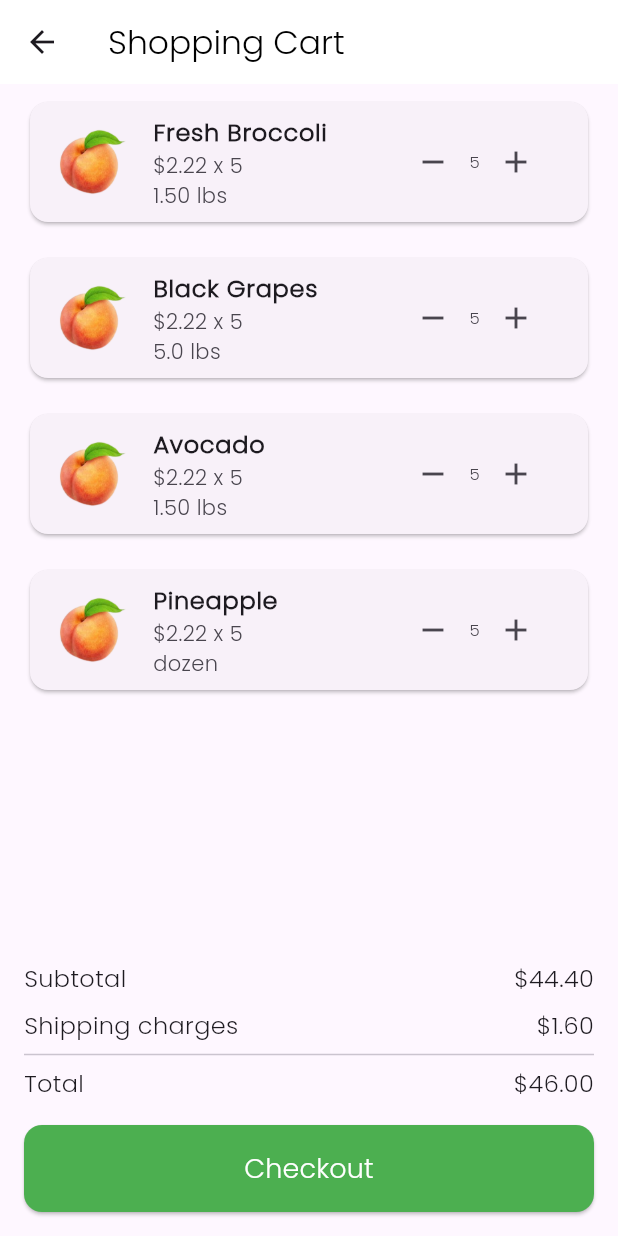
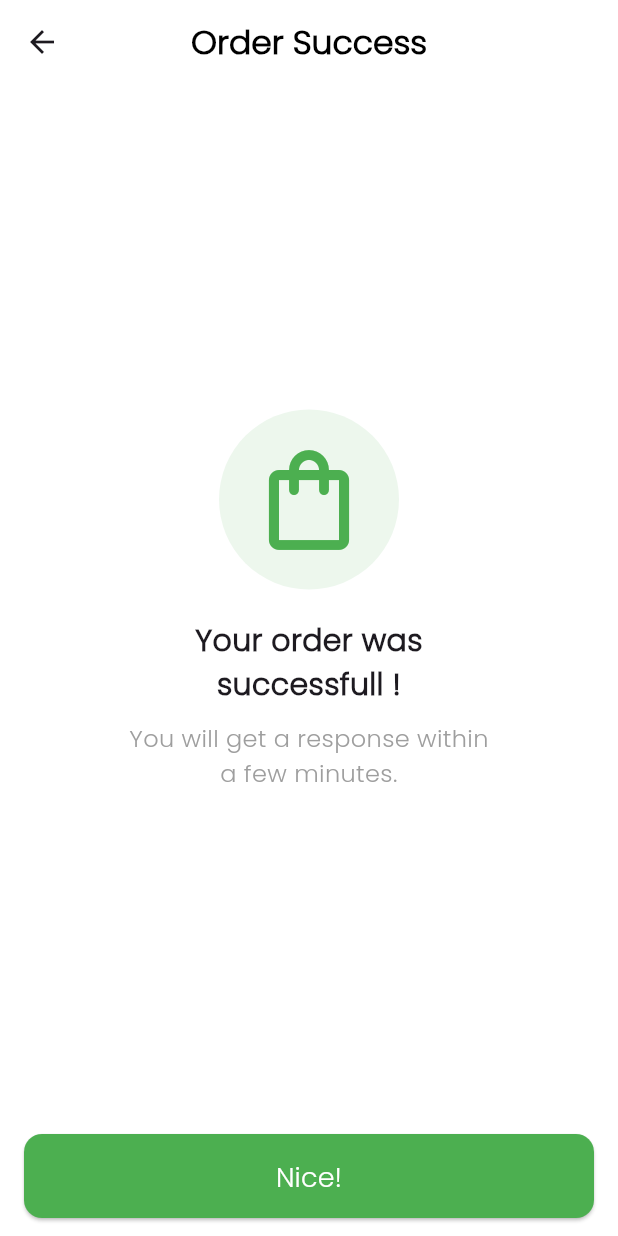
Before and after one commit to Filipe794/Flutter-Grocery-App, a Flutter app: the ShoppingCartPage screen opened directly, after a tap on "Checkout", on a phone screen of 412 x 824 dp. Run offline on Flutter 3.47's test engine with Material 3 defaults, Android fonts, the phone set to English and light mode, and no system bars; missing offline and left inert: add_to_cart_button.

Commit message:
Adicionando navegação

```diff
--- a/lib/main.dart
+++ b/lib/main.dart
@@ -1,11 +1,12 @@
 import 'package:flutter/foundation.dart';
 import 'package:flutter/material.dart';
+import 'package:groceryapp/screens/productpage.dart';
 import 'package:groceryapp/screens/showcategoriespage.dart';
 import 'package:groceryapp/screens/homepage.dart';
 import 'package:groceryapp/screens/profile.dart';
 import 'package:groceryapp/screens/shoppingcart.dart';
 import 'package:groceryapp/screens/categorypage.dart';
-
+import 'package:groceryapp/screens/ordersucess.dart';
 
 void main() {
   runApp(const MyApp());
@@ -24,7 +25,7 @@ class MyApp extends StatelessWidget {
         useMaterial3: true,
         fontFamily: 'Poppins'
       ),
-      home: HomePage(),
+      home: ShoppingCartPage(),
     );
   }
 }
--- a/lib/screens/categorypage.dart
+++ b/lib/screens/categorypage.dart
@@ -1,5 +1,5 @@
 import 'package:flutter/material.dart';
-import 'package:groceryapp/widgets/productcard.dart';
+import 'package:groceryapp/widgets/categorycard.dart';
 
 class CategoryPage extends StatelessWidget {
   final List<Map<String, dynamic>> iconData = [
@@ -81,7 +81,7 @@ class CategoryPage extends StatelessWidget {
                   itemCount: iconData.length,
                   itemBuilder: (context, index) {
                     final item = iconData[index];
-                    return ProductCard(productQuantity: 'dozen', productPrice: '8.00',path: 'lib/assets/peach.png', color: item['color'], name: item['name']);
+                    return CategoryCard(path: item['path'], color: item['color'], name: item['name'], onTap: (){});
                   },
                 ),
               ],
--- a/lib/screens/homepage.dart
+++ b/lib/screens/homepage.dart
@@ -6,6 +6,7 @@ import 'package:groceryapp/widgets/iconcarousel.dart';
 import 'package:groceryapp/widgets/productcard.dart';
 import 'package:groceryapp/widgets/bottombar.dart';
 import 'package:groceryapp/screens/showcategoriespage.dart';
+import 'package:groceryapp/screens/shoppingcart.dart';
 
 class HomePage extends StatelessWidget {
   HomePage({super.key});
@@ -125,7 +126,6 @@ class HomePage extends StatelessWidget {
       ),
       bottomNavigationBar: CustomBottomAppBar(
         onHomePressed: () {
-          print("Home button pressed");
         },
         onAccountPressed: () {
           print("Account button pressed");
@@ -137,7 +137,7 @@ class HomePage extends StatelessWidget {
       floatingActionButton: FloatingActionButton(
         backgroundColor: Colors.green,
         onPressed: () {
-          print("Floating Action Button pressed");
+          Navigator.push(context, MaterialPageRoute(builder: (context) => ShoppingCartPage() ));
         },
         child: const Icon(
           Icons.shopping_bag_outlined,
--- /dev/null
+++ b/lib/screens/ordersucess.dart
@@ -0,0 +1,81 @@
+import 'package:flutter/material.dart';
+import 'package:groceryapp/screens/homepage.dart';
+import 'package:groceryapp/widgets/custombutton.dart';
+import 'package:groceryapp/screens/homepage.dart';
+
+class OrderSuccessScreen extends StatelessWidget {
+  const OrderSuccessScreen({Key? key}) : super(key: key);
+
+  @override
+  Widget build(BuildContext context) {
+    return Scaffold(
+      appBar: AppBar(
+        leading: BackButton(),
+        backgroundColor: Colors.white,
+        elevation: 0,
+        centerTitle: true,
+        title: const Text(
+          'Order Success',
+          style: TextStyle(
+            color: Colors.black,
+            fontWeight: FontWeight.bold,
+          ),
+        ),
+      ),
+      body: Center(
+        child: Column(
+          mainAxisAlignment: MainAxisAlignment.center,
+          children: [
+            Container(
+              padding: const EdgeInsets.all(20),
+              decoration: BoxDecoration(
+                shape: BoxShape.circle,
+                color: Colors.green.withOpacity(0.1),
+              ),
+              child: const Icon(
+                Icons.shopping_bag_outlined,
+                color: Colors.green,
+                size: 80,
+              ),
+            ),
+            const SizedBox(height: 20),
+            const Text(
+              'Your order was\nsuccessfull !',
+              textAlign: TextAlign.center,
+              style: TextStyle(
+                fontSize: 20,
+                fontWeight: FontWeight.bold,
+              ),
+            ),
+            const SizedBox(height: 10),
+            const Text(
+              'You will get a response within\na few minutes.',
+              textAlign: TextAlign.center,
+              style: TextStyle(
+                fontSize: 16,
+                color: Colors.grey,
+              ),
+            ),
+          ],
+        ),
+      ),
+      backgroundColor: Colors.white,
+      bottomNavigationBar: BottomAppBar(
+        color: Colors.white,
+        elevation: 0,
+        child: CustomButton(
+          onPressed: () {
+            Navigator.pushAndRemoveUntil(
+              context,
+              MaterialPageRoute(
+                builder: (context) => HomePage(),
+              ),
+              (Route<dynamic> route) => false,
+            );
+          },
+          buttonText: 'Nice!',
+        ),
+      ),
+    );
+  }
+}
--- a/lib/screens/shoppingcart.dart
+++ b/lib/screens/shoppingcart.dart
@@ -2,6 +2,7 @@ import 'package:flutter/material.dart';
 import 'package:groceryapp/widgets/cartitem.dart'; // Certifique-se de que o caminho está correto
 import 'package:groceryapp/widgets/pricerow.dart';
 import 'package:groceryapp/widgets/custombutton.dart';
+import 'package:groceryapp/screens/ordersucess.dart';
 
 class ShoppingCartPage extends StatefulWidget {
   @override
@@ -42,18 +43,68 @@ class _ShoppingCartPageState extends State<ShoppingCartPage> {
 
   @override
   Widget build(BuildContext context) {
-    double subtotal = cartItems.fold(0, (sum, item) => sum + item['price'] * item['quantity']);
+    double subtotal = cartItems.fold(
+        0, (sum, item) => sum + item['price'] * item['quantity']);
     double shippingCharges = 1.6;
     double total = subtotal + shippingCharges;
 
     return Scaffold(
       appBar: AppBar(
         leading: BackButton(),
-        title: const Text('Shopping Cart', style: TextStyle(color: Colors.black)),
+        title:
+        const Text('Shopping Cart', style: TextStyle(color: Colors.black)),
         backgroundColor: Colors.white,
         elevation: 0,
       ),
-      body: Column(
+      body: cartItems.isEmpty
+          ? _buildEmptyCart() // Exibe a mensagem de carrinho vazio
+          : _buildCartWithItems(subtotal, shippingCharges, total),
+    );
+  }
+
+  Widget _buildEmptyCart() {
+    return Center(
+      child: Column(
+        mainAxisAlignment: MainAxisAlignment.center,
+        children: [
+          Container(
+            padding: const EdgeInsets.all(20),
+            decoration: BoxDecoration(
+              shape: BoxShape.circle,
+              color: Colors.green.withOpacity(0.1),
+            ),
+            child: const Icon(
+              Icons.shopping_bag_outlined,
+              color: Colors.green,
+              size: 80,
+            ),
+          ),
+          const SizedBox(height: 20),
+          const Text(
+            'Your cart is empty !',
+            textAlign: TextAlign.center,
+            style: TextStyle(
+              fontSize: 20,
+              fontWeight: FontWeight.bold,
+            ),
+          ),
+          const SizedBox(height: 10),
+          const Text(
+            'Go find something!',
+            textAlign: TextAlign.center,
+            style: TextStyle(
+              fontSize: 16,
+              color: Colors.grey,
+            ),
+          ),
+        ],
+      ),
+    );
+  }
+
+  Widget _buildCartWithItems(
+      double subtotal, double shippingCharges, double total) {
+    return Column(
       children: [
         Expanded(
           child: ListView.builder(
@@ -75,8 +126,6 @@ class _ShoppingCartPageState extends State<ShoppingCartPage> {
                   });
                 },
               );
-
-
             },
           ),
         ),
@@ -92,7 +141,11 @@ class _ShoppingCartPageState extends State<ShoppingCartPage> {
               const SizedBox(height: 16),
               CustomButton(
                 onPressed: () {
-                    // Lógica para checkout
+                  Navigator.push(
+                    context,
+                    MaterialPageRoute(
+                        builder: (context) => OrderSuccessScreen()),
+                  );
                 },
                 buttonText: "Checkout",
               ),
@@ -100,7 +153,6 @@ class _ShoppingCartPageState extends State<ShoppingCartPage> {
           ),
         ),
       ],
-      ),
     );
   }
 }
--- a/lib/widgets/backbutton.dart
+++ /dev/null
@@ -1,26 +0,0 @@
-import 'package:flutter/material.dart';
-
-class BackButton extends StatelessWidget {
-  final Color? color;
-  final double size;
-
-  const BackButton({
-    super.key,
-    this.color,
-    this.size = 24.0,
-  });
-
-  @override
-  Widget build(BuildContext context) {
-    return IconButton(
-      icon: Icon(
-        Icons.arrow_back,
-        color: color ?? Colors.black,
-        size: size,
-      ),
-      onPressed: () {
-        Navigator.pop(context);
-      },
-    );
-  }
-}
```
Also changed, not shown: lib/screens/productpage.dart (+33 -35 lines), lib/screens/profile.dart (+10 -3 lines). Lines whose indentation alone changed are shown as unchanged.
